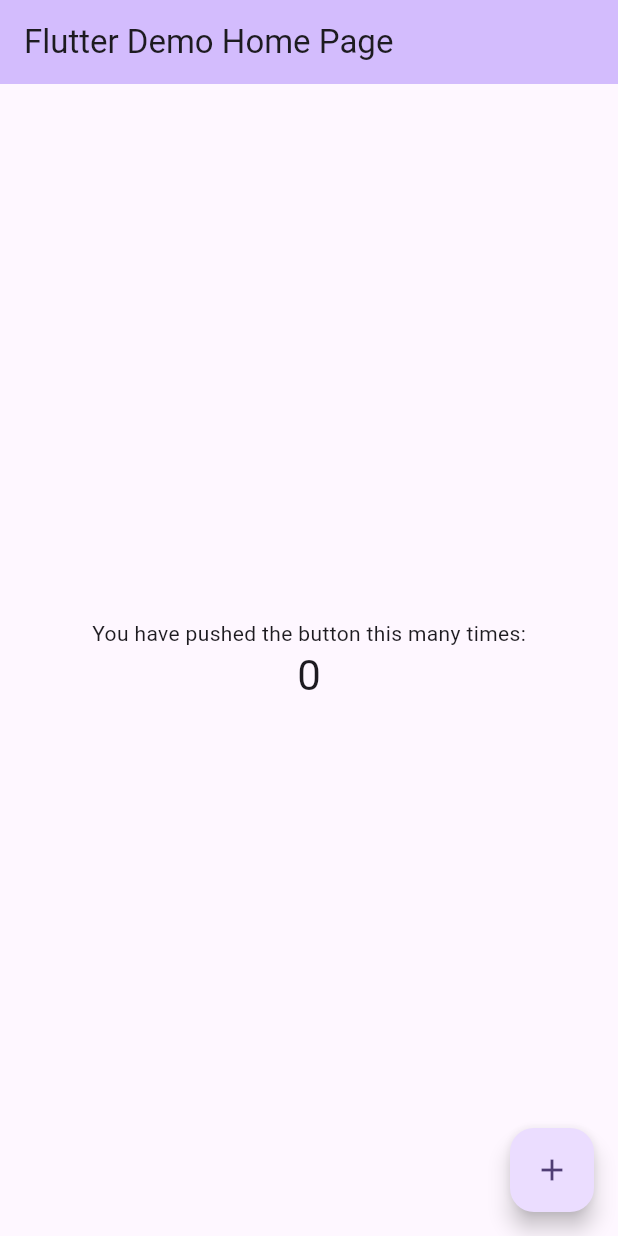
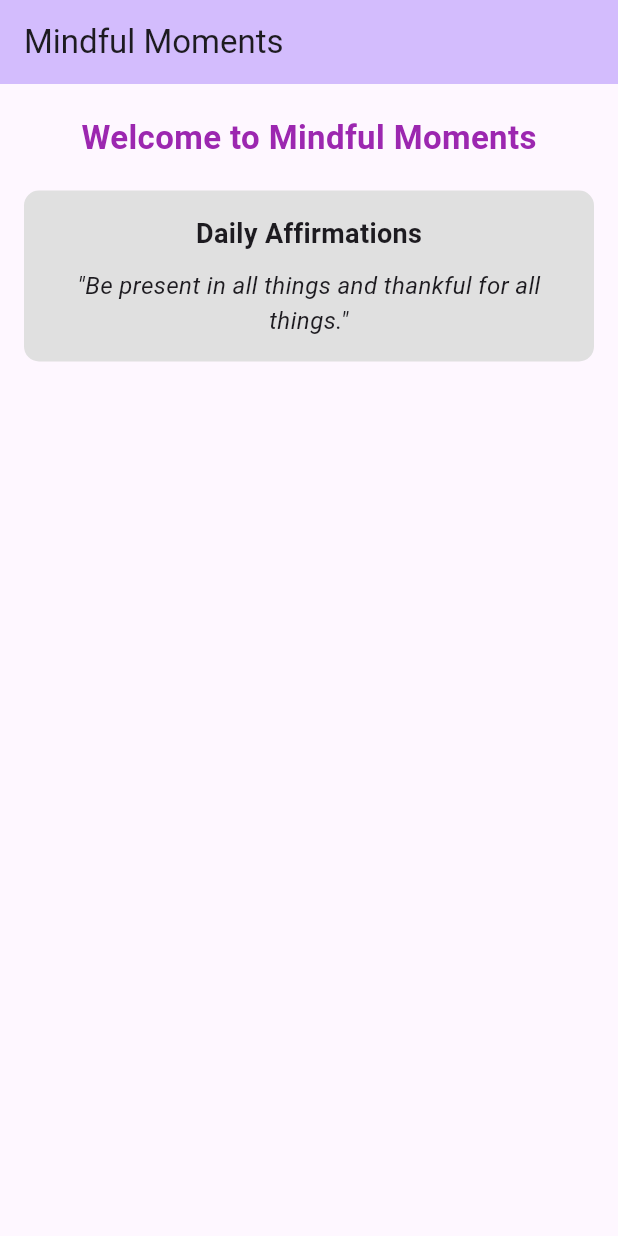
Before and after one commit to isaacLara1214/MAD_Project_1, a Flutter app: the screen it shows after launch, on a phone screen of 412 x 824 dp. Run offline on Flutter 3.47's test engine with Material 3 defaults, Android fonts, the phone set to English and light mode, and no system bars.

Commit message:
started to change main.dart ui to be what our wireframe shows

```diff
--- a/mindfulmoments/lib/main.dart
+++ b/mindfulmoments/lib/main.dart
@@ -7,119 +7,80 @@
 class MyApp extends StatelessWidget {
   const MyApp({super.key});
 
-  // This widget is the root of your application.
   @override
   Widget build(BuildContext context) {
     return MaterialApp(
-      title: 'Flutter Demo',
+      title: 'Mindful Moments',
       theme: ThemeData(
-        // This is the theme of your application.
-        //
-        // TRY THIS: Try running your application with "flutter run". You'll see
-        // the application has a purple toolbar. Then, without quitting the app,
-        // try changing the seedColor in the colorScheme below to Colors.green
-        // and then invoke "hot reload" (save your changes or press the "hot
-        // reload" button in a Flutter-supported IDE, or press "r" if you used
-        // the command line to start the app).
-        //
-        // Notice that the counter didn't reset back to zero; the application
-        // state is not lost during the reload. To reset the state, use hot
-        // restart instead.
-        //
-        // This works for code too, not just values: Most code changes can be
-        // tested with just a hot reload.
         colorScheme: ColorScheme.fromSeed(seedColor: Colors.deepPurple),
         useMaterial3: true,
       ),
-      home: const MyHomePage(title: 'Flutter Demo Home Page'),
+      home: const MyHomePage(title: 'Mindful Moments'),
     );
   }
 }
 
-class MyHomePage extends StatefulWidget {
+class MyHomePage extends StatelessWidget {
   const MyHomePage({super.key, required this.title});
-
-  // This widget is the home page of your application. It is stateful, meaning
-  // that it has a State object (defined below) that contains fields that affect
-  // how it looks.
-
-  // This class is the configuration for the state. It holds the values (in this
-  // case the title) provided by the parent (in this case the App widget) and
-  // used by the build method of the State. Fields in a Widget subclass are
-  // always marked "final".
 
   final String title;
 
   @override
-  State<MyHomePage> createState() => _MyHomePageState();
-}
-
-class _MyHomePageState extends State<MyHomePage> {
-  int _counter = 0;
-
-  void _incrementCounter() {
-    setState(() {
-      // This call to setState tells the Flutter framework that something has
-      // changed in this State, which causes it to rerun the build method below
-      // so that the display can reflect the updated values. If we changed
-      // _counter without calling setState(), then the build method would not be
-      // called again, and so nothing would appear to happen.
-      _counter++;
-    });
-  }
-
-  @override
   Widget build(BuildContext context) {
-    // This method is rerun every time setState is called, for instance as done
-    // by the _incrementCounter method above.
-    //
-    // The Flutter framework has been optimized to make rerunning build methods
-    // fast, so that you can just rebuild anything that needs updating rather
-    // than having to individually change instances of widgets.
     return Scaffold(
       appBar: AppBar(
-        // TRY THIS: Try changing the color here to a specific color (to
-        // Colors.amber, perhaps?) and trigger a hot reload to see the AppBar
-        // change color while the other colors stay the same.
         backgroundColor: Theme.of(context).colorScheme.inversePrimary,
-        // Here we take the value from the MyHomePage object that was created by
-        // the App.build method, and use it to set our appbar title.
-        title: Text(widget.title),
+        title: Text(title),
       ),
-      body: Center(
-        // Center is a layout widget. It takes a single child and positions it
-        // in the middle of the parent.
+      body: Padding(
+        padding: const EdgeInsets.symmetric(horizontal: 16.0),
         child: Column(
-          // Column is also a layout widget. It takes a list of children and
-          // arranges them vertically. By default, it sizes itself to fit its
-          // children horizontally, and tries to be as tall as its parent.
-          //
-          // Column has various properties to control how it sizes itself and
-          // how it positions its children. Here we use mainAxisAlignment to
-          // center the children vertically; the main axis here is the vertical
-          // axis because Columns are vertical (the cross axis would be
-          // horizontal).
-          //
-          // TRY THIS: Invoke "debug painting" (choose the "Toggle Debug Paint"
-          // action in the IDE, or press "p" in the console), to see the
-          // wireframe for each widget.
-          mainAxisAlignment: MainAxisAlignment.center,
-          children: <Widget>[
-            const Text(
-              'You have pushed the button this many times:',
+          crossAxisAlignment: CrossAxisAlignment.start,
+          children: [
+            const SizedBox(height: 20),
+
+            Center(
+              child: Text(
+                "Welcome to Mindful Moments",
+                style: TextStyle(
+                  fontSize: 22,
+                  fontWeight: FontWeight.bold,
+                  color: Colors.purple,
+                ),
+              ),
             ),
-            Text(
-              '$_counter',
-              style: Theme.of(context).textTheme.headlineMedium,
+
+            const SizedBox(height: 20),
+
+            Container(
+              width: double.infinity,
+              padding: const EdgeInsets.all(16),
+              decoration: BoxDecoration(
+                color: Colors.grey[300],
+                borderRadius: BorderRadius.circular(10),
+              ),
+              child: const Column(
+                children: [
+                  Text(
+                    "Daily Affirmations",
+                    style: TextStyle(fontSize: 18, fontWeight: FontWeight.bold),
+                  ),
+                  SizedBox(height: 10),
+                  Text(
+                    "\"Be present in all things and thankful for all things.\"",
+                    textAlign: TextAlign.center,
+                    style: TextStyle(fontSize: 16, fontStyle: FontStyle.italic),
+                  ),
+                ],
+              ),
             ),
           ],
         ),
       ),
-      floatingActionButton: FloatingActionButton(
-        onPressed: _incrementCounter,
-        tooltip: 'Increment',
-        child: const Icon(Icons.add),
-      ), // This trailing comma makes auto-formatting nicer for build methods.
     );
   }
+
+  Widget _buildNavigationBox(BuildContext context, String text, VoidCallback onTap) {
+
+  }
 }
```
